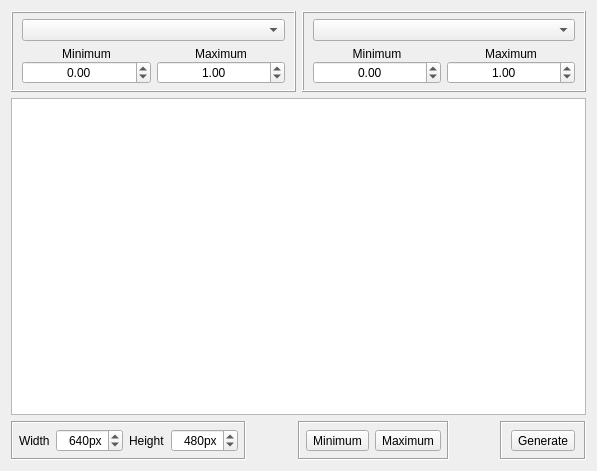
fuzzylite/fuzzylite, file qtfuzzylite/ui/Surface2D.ui: the form before one commit.
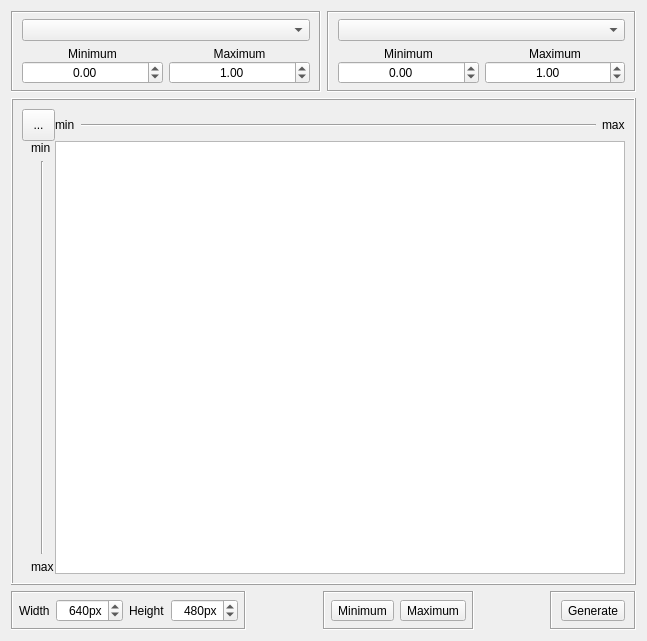
The form after the commit. Icons and pictures are not drawn.

Commit message: qt: surface 2D

```diff
--- a/qtfuzzylite/ui/Surface2D.ui
+++ b/qtfuzzylite/ui/Surface2D.ui
@@ -6,26 +6,26 @@
    <rect>
     <x>0</x>
     <y>0</y>
-    <width>597</width>
-    <height>471</height>
+    <width>647</width>
+    <height>641</height>
    </rect>
   </property>
   <property name="windowTitle">
    <string>Surface 2D</string>
   </property>
-  <layout class="QVBoxLayout" name="verticalLayout_3">
+  <layout class="QVBoxLayout" name="verticalLayout_4">
    <item>
     <layout class="QHBoxLayout" name="horizontalLayout_3">
      <property name="rightMargin">
       <number>0</number>
      </property>
      <item>
-      <widget class="QFrame" name="">
+      <widget class="QFrame" name="frame">
        <property name="frameShape">
         <enum>QFrame::Box</enum>
        </property>
        <property name="frameShadow">
-        <enum>QFrame::Raised</enum>
+        <enum>QFrame::Sunken</enum>
        </property>
        <layout class="QVBoxLayout" name="verticalLayout">
         <property name="topMargin">
@@ -147,12 +147,12 @@
       </widget>
      </item>
      <item>
-      <widget class="QFrame" name="">
+      <widget class="QFrame" name="frame">
        <property name="frameShape">
         <enum>QFrame::Box</enum>
        </property>
        <property name="frameShadow">
-        <enum>QFrame::Raised</enum>
+        <enum>QFrame::Sunken</enum>
        </property>
        <layout class="QVBoxLayout" name="verticalLayout_2">
         <property name="topMargin">
@@ -276,13 +276,153 @@
     </layout>
    </item>
    <item>
-    <widget class="QGraphicsView" name="canvas">
-     <property name="renderHints">
-      <set>QPainter::Antialiasing|QPainter::HighQualityAntialiasing|QPainter::SmoothPixmapTransform|QPainter::TextAntialiasing</set>
+    <widget class="QFrame" name="gridFrame">
+     <property name="frameShape">
+      <enum>QFrame::Box</enum>
      </property>
-     <property name="viewportUpdateMode">
-      <enum>QGraphicsView::FullViewportUpdate</enum>
+     <property name="frameShadow">
+      <enum>QFrame::Raised</enum>
      </property>
+     <layout class="QGridLayout" name="gridLayout">
+      <property name="spacing">
+       <number>0</number>
+      </property>
+      <item row="1" column="1">
+       <widget class="QGraphicsView" name="canvas">
+        <property name="renderHints">
+         <set>QPainter::Antialiasing|QPainter::HighQualityAntialiasing|QPainter::SmoothPixmapTransform|QPainter::TextAntialiasing</set>
+        </property>
+        <property name="viewportUpdateMode">
+         <enum>QGraphicsView::FullViewportUpdate</enum>
+        </property>
+       </widget>
+      </item>
+      <item row="0" column="0">
+       <widget class="QToolButton" name="btn_swap_axes">
+        <property name="sizePolicy">
+         <sizepolicy hsizetype="Minimum" vsizetype="Minimum">
+          <horstretch>0</horstretch>
+          <verstretch>0</verstretch>
+         </sizepolicy>
+        </property>
+        <property name="toolTip">
+         <string>Swap axes</string>
+        </property>
+        <property name="text">
+         <string>...</string>
+        </property>
+        <property name="icon">
+         <iconset resource="qtfuzzylite.qrc">
+          <normaloff>:/swap.png</normaloff>:/swap.png</iconset>
+        </property>
+       </widget>
+      </item>
+      <item row="1" column="0">
+       <widget class="QFrame" name="frm_vertical_axis">
+        <layout class="QVBoxLayout" name="verticalLayout_3">
+         <property name="topMargin">
+          <number>0</number>
+         </property>
+         <property name="rightMargin">
+          <number>1</number>
+         </property>
+         <property name="bottomMargin">
+          <number>0</number>
+         </property>
+         <item>
+          <widget class="QLabel" name="lbl_min_v">
+           <property name="sizePolicy">
+            <sizepolicy hsizetype="Minimum" vsizetype="Minimum">
+             <horstretch>0</horstretch>
+             <verstretch>0</verstretch>
+            </sizepolicy>
+           </property>
+           <property name="text">
+            <string>min</string>
+           </property>
+          </widget>
+         </item>
+         <item>
+          <widget class="Line" name="line_2">
+           <property name="sizePolicy">
+            <sizepolicy hsizetype="Minimum" vsizetype="MinimumExpanding">
+             <horstretch>0</horstretch>
+             <verstretch>0</verstretch>
+            </sizepolicy>
+           </property>
+           <property name="orientation">
+            <enum>Qt::Vertical</enum>
+           </property>
+          </widget>
+         </item>
+         <item>
+          <widget class="QLabel" name="lbl_max_v">
+           <property name="sizePolicy">
+            <sizepolicy hsizetype="Minimum" vsizetype="Minimum">
+             <horstretch>0</horstretch>
+             <verstretch>0</verstretch>
+            </sizepolicy>
+           </property>
+           <property name="text">
+            <string>max</string>
+           </property>
+          </widget>
+         </item>
+        </layout>
+       </widget>
+      </item>
+      <item row="0" column="1">
+       <widget class="QFrame" name="frm_horizontal_axis">
+        <layout class="QHBoxLayout" name="horizontalLayout_8">
+         <property name="leftMargin">
+          <number>0</number>
+         </property>
+         <property name="rightMargin">
+          <number>0</number>
+         </property>
+         <item>
+          <widget class="QLabel" name="lbl_min_h">
+           <property name="sizePolicy">
+            <sizepolicy hsizetype="Minimum" vsizetype="Minimum">
+             <horstretch>0</horstretch>
+             <verstretch>0</verstretch>
+            </sizepolicy>
+           </property>
+           <property name="text">
+            <string>min</string>
+           </property>
+          </widget>
+         </item>
+         <item>
+          <widget class="Line" name="line">
+           <property name="sizePolicy">
+            <sizepolicy hsizetype="MinimumExpanding" vsizetype="Minimum">
+             <horstretch>0</horstretch>
+             <verstretch>0</verstretch>
+            </sizepolicy>
+           </property>
+           <property name="orientation">
+            <enum>Qt::Horizontal</enum>
+           </property>
+          </widget>
+         </item>
+         <item>
+          <widget class="QLabel" name="lbl_max_h">
+           <property name="sizePolicy">
+            <sizepolicy hsizetype="Minimum" vsizetype="Minimum">
+             <horstretch>0</horstretch>
+             <verstretch>0</verstretch>
+            </sizepolicy>
+           </property>
+           <property name="text">
+            <string>max</string>
+           </property>
+          </widget>
+         </item>
+        </layout>
+       </widget>
+      </item>
+     </layout>
     </widget>
    </item>
    <item>
```
Left out of the diff: 4 changed lines with no effect on the pictures. The commit also changes 1 other file.
